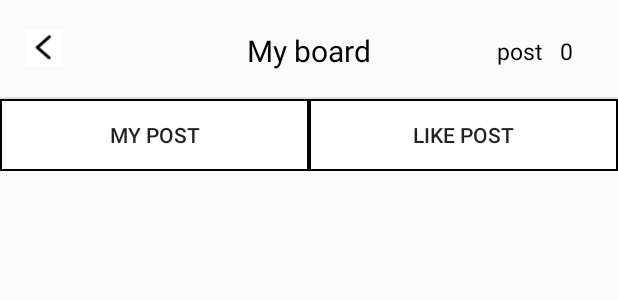
After one commit to gon-pick/makingF, an Android app: the layout fragment_myboard.xml on its own in the app's theme, with its tools: preview values and no code run, on a phone screen of 412 x 824 dp. The commit adds this screen. Shown: the top 300 px of the screen. Run offline under Robolectric (Android 15) with nearby library versions, the phone set to English and light mode, and no system bars.

Commit message:
my board exit

```diff
--- a/app/src/main/java/com/example/making_f/navigation/UserFragment.kt
+++ b/app/src/main/java/com/example/making_f/navigation/UserFragment.kt
@@ -11,9 +11,6 @@ import com.example.making_f.Activity.LoginActivity
 import com.example.making_f.Activity.ProfileEditActivity
 import com.example.making_f.R
 import com.google.firebase.auth.FirebaseAuth
-import com.google.firebase.auth.UserProfileChangeRequest
-import kotlinx.android.synthetic.main.activity_profile_edit.*
-import kotlinx.android.synthetic.main.fragment_user.*
 import kotlinx.android.synthetic.main.fragment_user.view.*
 
 class UserFragment : Fragment() {
--- /dev/null
+++ b/app/src/main/res/drawable/btn_bg.xml
@@ -0,0 +1,21 @@
+<?xml version="1.0" encoding="utf-8"?>
+<shape
+    xmlns:android="http://schemas.android.com/apk/res/android"
+    android:shape="rectangle">
+
+    <!-- 테두리 내부 색상 설정 -->
+    <solid android:color="@android:color/white" />
+
+    <!-- 테두리 내부 여백 설정 -->
+    <padding
+        android:bottom="8dp"
+        android:left="8dp"
+        android:right="8dp"
+        android:top="8dp" />
+
+    <!-- 테두리 설정: 두께, 색상 -->
+    <stroke
+        android:width="1dp"
+        android:color="@android:color/black" />
+
+</shape>
--- /dev/null
+++ b/app/src/main/res/layout/fragment_myboard.xml
@@ -0,0 +1,88 @@
+<?xml version="1.0" encoding="utf-8"?>
+<LinearLayout
+    xmlns:android="http://schemas.android.com/apk/res/android"
+    android:layout_width="match_parent"
+    android:layout_height="match_parent"
+    android:orientation="vertical">
+
+    <RelativeLayout
+        xmlns:android="http://schemas.android.com/apk/res/android"
+        android:layout_width="match_parent"
+        android:layout_height="wrap_content">
+
+        <Button
+            android:layout_width="24dp"
+            android:layout_height="24dp"
+            android:id="@+id/write_btn_cert_back"
+            android:layout_marginTop="20dp"
+            android:layout_marginLeft="17dp"
+            android:background="@drawable/btn_back"/>
+         <TextView
+             android:id="@+id/myboard"
+             android:layout_width="wrap_content"
+             android:layout_height="wrap_content"
+             android:text="My board"
+             android:textColor="#000000"
+             android:textSize="20dp"
+             android:layout_marginTop="20dp"
+             android:layout_centerHorizontal="true"/>
+        <TextView
+            android:layout_width="wrap_content"
+            android:layout_height="wrap_content"
+            android:text="post"
+            android:textColor="#000000"
+            android:textSize="15dp"
+            android:layout_alignParentRight="true"
+            android:layout_marginTop="23dp"
+            android:layout_marginRight="50dp"
+            />
+
+        <TextView
+            android:id="@+id/account_tv_post_count"
+            android:layout_width="wrap_content"
+            android:layout_height="wrap_content"
+            android:text="0"
+            android:textColor="#000000"
+            android:textSize="15dp"
+            android:layout_alignParentRight="true"
+            android:layout_marginTop="23dp"
+            android:layout_marginRight="30dp"
+            />
+
+
+        <LinearLayout
+            android:id="@+id/linear1"
+            android:layout_width="match_parent"
+            android:layout_height="1dp"
+            android:background="#e0e0e0"
+            android:layout_marginTop="20.5dp"
+            android:layout_below="@+id/write_btn_cert_back"
+            android:orientation="horizontal"/>
+        <LinearLayout
+            android:layout_width="match_parent"
+            android:layout_height="wrap_content"
+            android:orientation="horizontal"
+            android:layout_below="@+id/linear1">
+            <Button
+                android:id="@+id/myboard_me"
+                android:layout_width="0dp"
+                android:layout_height="wrap_content"
+                android:text="my post"
+                android:background="@drawable/btn_bg"
+                android:layout_weight="1"/>
+            <Button
+                android:id="@+id/myboard_like"
+                android:layout_width="0dp"
+                android:layout_height="wrap_content"
+                android:text="Like post"
+                android:background="@drawable/btn_bg"
+                android:layout_weight="1"/>
+        </LinearLayout>
+    </RelativeLayout>
+
+    <androidx.recyclerview.widget.RecyclerView
+        android:id="@+id/account_recyclerview"
+        android:layout_width="match_parent"
+        android:layout_height="match_parent"/>
+
+</LinearLayout>
```
Also changed, not shown: app/src/main/java/com/example/making_f/Activity/MainActivity.kt (+11 -4 lines), app/src/main/java/com/example/making_f/navigation/myboardfragment.kt (added, +78 -0 lines), app/src/main/res/drawable/ic_smile.xml (added, +22 -0 lines), app/src/main/res/layout/fragment_user.xml (+51 -98 lines), app/src/main/res/menu/bottom_navigation_main.xml (+7 -3 lines), app/src/main/res/drawable/ai.png (added), app/src/main/res/drawable/computer.png (added), app/src/main/res/drawable/global.png (added).
